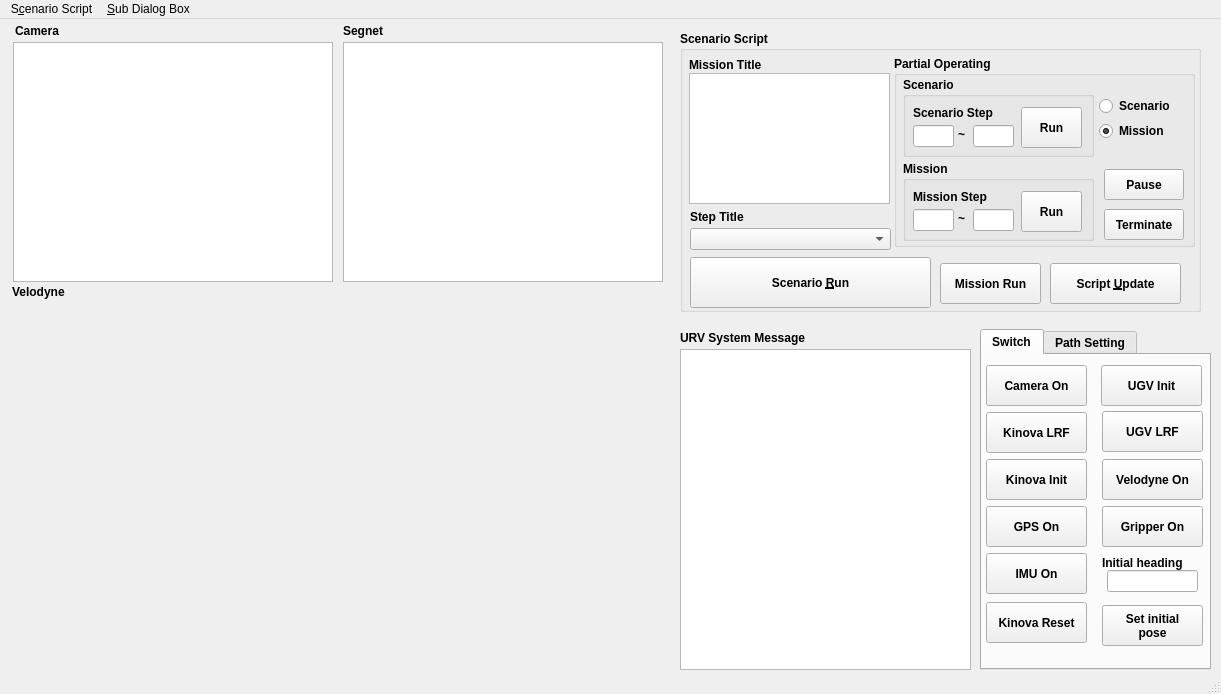
The window that EurecarURV_Dlg.ui (Jun-Hong-7794/Eurecar-URV) describes before a commit, drawn with Qt 5.
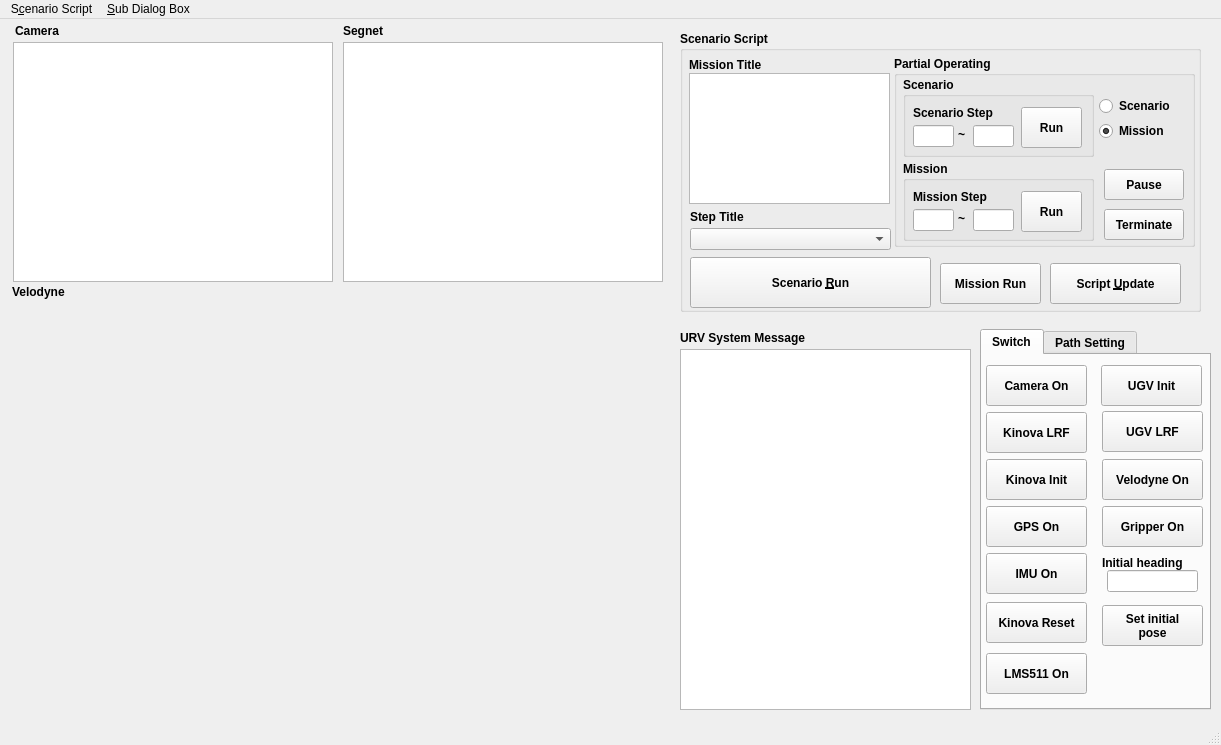
The same window after the commit. Custom widgets are drawn as their Qt base class.

```diff
--- a/EurecarURV_Dlg.ui
+++ b/EurecarURV_Dlg.ui
@@ -7,7 +7,7 @@
     <x>0</x>
     <y>0</y>
     <width>1221</width>
-    <height>694</height>
+    <height>745</height>
    </rect>
   </property>
   <property name="windowTitle">
@@ -40,7 +40,7 @@
       <x>680</x>
       <y>330</y>
       <width>291</width>
-      <height>321</height>
+      <height>361</height>
      </rect>
     </property>
    </widget>
@@ -460,7 +460,7 @@
       <x>13</x>
       <y>288</y>
       <width>651</width>
-      <height>361</height>
+      <height>401</height>
      </rect>
     </property>
    </widget>
@@ -470,7 +470,7 @@
       <x>980</x>
       <y>310</y>
       <width>231</width>
-      <height>341</height>
+      <height>381</height>
      </rect>
     </property>
     <property name="font">
@@ -659,6 +659,19 @@
 pose</string>
       </property>
      </widget>
+     <widget class="QPushButton" name="bt_lms511">
+      <property name="geometry">
+       <rect>
+        <x>4</x>
+        <y>298</y>
+        <width>101</width>
+        <height>41</height>
+       </rect>
+      </property>
+      <property name="text">
+       <string>LMS511 On</string>
+      </property>
+     </widget>
     </widget>
     <widget class="QWidget" name="tab_path">
      <attribute name="title">
```
